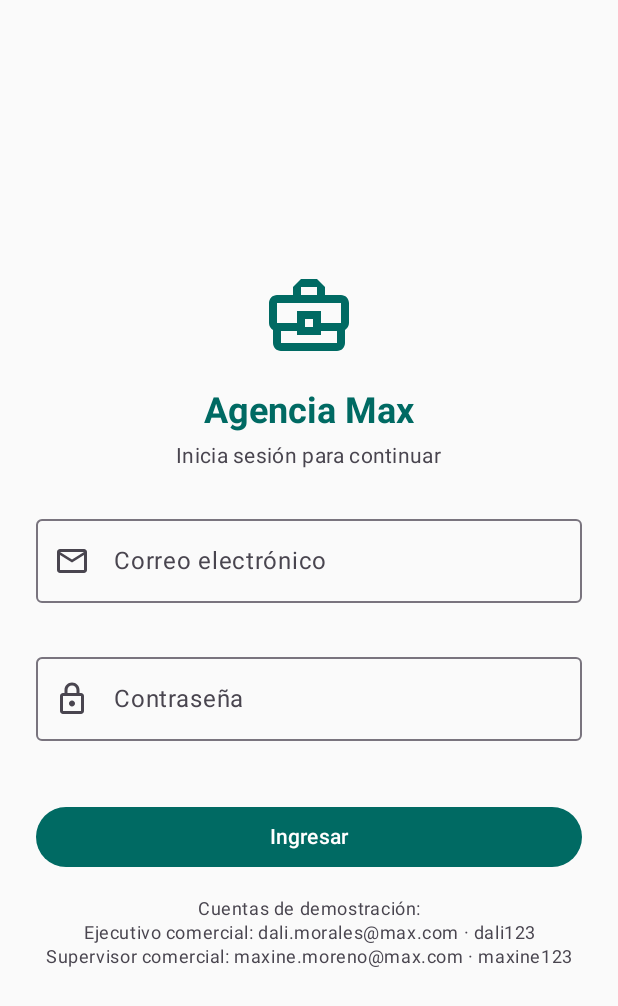
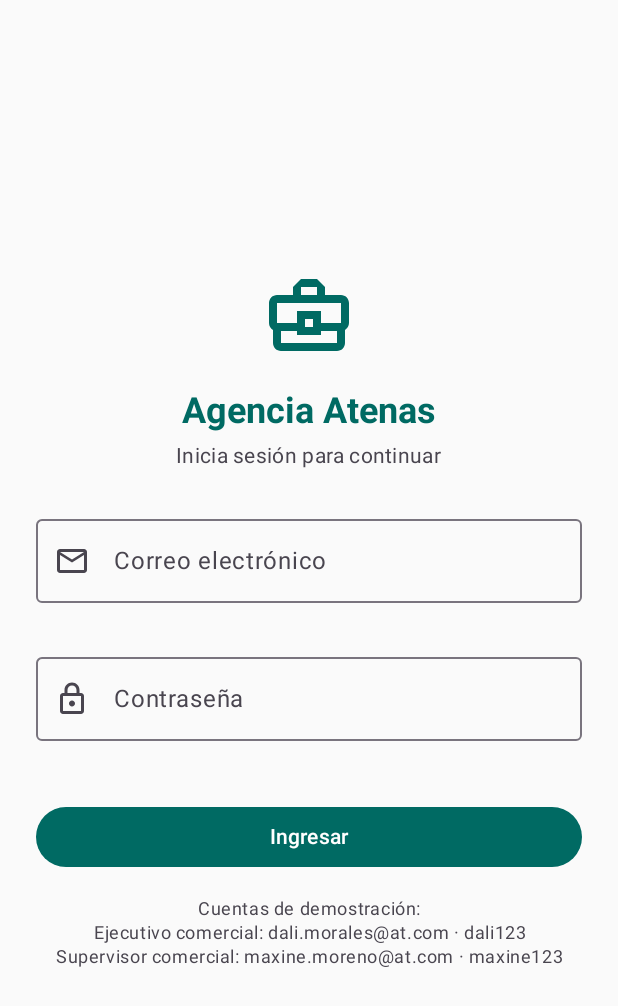
Before and after one commit to maxcheryl/Ev3-Desarrollo-Movil, an Android app built with Jetpack Compose: the screen it shows after launch (MainActivity), after a tap on "Ingresar a la app", on a phone screen of 412 x 824 dp. Shown: the top 1006 px of the screen. Run offline under Robolectric (Android 15) with nearby library versions, the phone set to English and light mode, and no system bars; our stand-ins replace Room's generated code; 1 statement that could not run was skipped.

Commit message:
Actualizacion credenciales

```diff
--- a/app/src/main/java/cl/duocuc/evaluacion2/data/local/AppDatabase.kt
+++ b/app/src/main/java/cl/duocuc/evaluacion2/data/local/AppDatabase.kt
@@ -24,7 +24,7 @@ import androidx.sqlite.db.SupportSQLiteDatabase
         EvidenciaEntity::class,
         ResultadoEntity::class
     ],
-    version = 4,
+    version = 5,
     exportSchema = false
 )
 abstract class AppDatabase : RoomDatabase() {
@@ -62,7 +62,12 @@ abstract class AppDatabase : RoomDatabase() {
                     AppDatabase::class.java,
                     "max.db"
                 )
-                    .addMigrations(MIGRATION_1_2, MIGRATION_2_3, MIGRATION_3_4)
+                    .addMigrations(
+                        MIGRATION_1_2,
+                        MIGRATION_2_3,
+                        MIGRATION_3_4,
+                        MIGRATION_4_5
+                    )
                     .addCallback(seedCallback)
                     .build()
                     .also { instance = it }
--- a/app/src/main/java/cl/duocuc/evaluacion2/data/local/DatabaseMigrations.kt
+++ b/app/src/main/java/cl/duocuc/evaluacion2/data/local/DatabaseMigrations.kt
@@ -195,3 +195,16 @@ val MIGRATION_3_4 = object : Migration(3, 4) {
         db.execSQL("ALTER TABLE resultados ADD COLUMN inscripciones INTEGER NOT NULL DEFAULT 0")
     }
 }
+
+val MIGRATION_4_5 = object : Migration(4, 5) {
+    override fun migrate(db: SupportSQLiteDatabase) {
+        db.execSQL(
+            "UPDATE usuarios SET correo = 'dali.morales@at.com' " +
+                "WHERE id = 1 AND correo = 'dali.morales@max.com'"
+        )
+        db.execSQL(
+            "UPDATE usuarios SET correo = 'maxine.moreno@at.com' " +
+                "WHERE id = 2 AND correo = 'maxine.moreno@max.com'"
+        )
+    }
+}
--- a/app/src/main/java/cl/duocuc/evaluacion2/data/local/DatabaseSeed.kt
+++ b/app/src/main/java/cl/duocuc/evaluacion2/data/local/DatabaseSeed.kt
@@ -7,12 +7,12 @@ object DatabaseSeed {
 
     const val USUARIO_DALI_ID = 1L
     const val USUARIO_DALI_NOMBRE = "Dalí Morales"
-    const val USUARIO_DALI_CORREO = "dali.morales@max.com"
+    const val USUARIO_DALI_CORREO = "dali.morales@at.com"
     const val USUARIO_DALI_CLAVE = "dali123"
 
     const val USUARIO_MAXINE_ID = 2L
     const val USUARIO_MAXINE_NOMBRE = "Maxine Moreno"
-    const val USUARIO_MAXINE_CORREO = "maxine.moreno@max.com"
+    const val USUARIO_MAXINE_CORREO = "maxine.moreno@at.com"
     const val USUARIO_MAXINE_CLAVE = "maxine123"
 
     fun insertarUsuarios(db: SupportSQLiteDatabase) {
--- a/app/src/main/java/cl/duocuc/evaluacion2/qr/QrMaxValidator.kt
+++ b/app/src/main/java/cl/duocuc/evaluacion2/qr/QrMaxValidator.kt
@@ -2,7 +2,7 @@ package cl.duocuc.evaluacion2.qr
 
 /**
  * Reglas de validación de los códigos QR de la aplicación.
- * Un código QR es válido para Agencia Max únicamente si comienza
+ * Un código QR es válido para Agencia Atenas únicamente si comienza
  * con el prefijo «MAX:» seguido de un código identificador.
  * Ejemplo válido: MAX:OP-001
  */
--- a/app/src/main/java/cl/duocuc/evaluacion2/ui/screens/LoginScreen.kt
+++ b/app/src/main/java/cl/duocuc/evaluacion2/ui/screens/LoginScreen.kt
@@ -68,7 +68,7 @@ fun LoginScreen(
         Spacer(Modifier.height(16.dp))
 
         Text(
-            text = "Agencia Max",
+            text = "Agencia Atenas",
             style = MaterialTheme.typography.headlineSmall,
             fontWeight = FontWeight.Bold,
             color = MaterialTheme.colorScheme.primary
--- a/app/src/main/java/cl/duocuc/evaluacion2/ui/screens/PantallaInicialScreen.kt
+++ b/app/src/main/java/cl/duocuc/evaluacion2/ui/screens/PantallaInicialScreen.kt
@@ -22,7 +22,7 @@ import androidx.compose.ui.text.style.TextAlign
 import androidx.compose.ui.unit.dp
 
 /**
- * Pantalla inicial de la aplicación "Agencia Max".
+ * Pantalla inicial de la aplicación "Agencia Atenas".
  * Muestra la identidad visual del MVP de gestión de oportunidades
  * y activaciones corporativas.
  */
@@ -41,7 +41,7 @@ fun PantallaInicialScreen(
         // Logotipo de la agencia
         Icon(
             imageVector = Icons.Outlined.BusinessCenter,
-            contentDescription = "Logo de Agencia Max",
+            contentDescription = "Logo de Agencia Atenas",
             modifier = Modifier.size(96.dp),
             tint = MaterialTheme.colorScheme.primary
         )
@@ -50,7 +50,7 @@ fun PantallaInicialScreen(
 
         // Nombre de la aplicación
         Text(
-            text = "Agencia Max",
+            text = "Agencia Atenas",
             style = MaterialTheme.typography.headlineLarge,
             fontWeight = FontWeight.Bold,
             color = MaterialTheme.colorScheme.primary
--- a/app/src/main/java/cl/duocuc/evaluacion2/ui/theme/Color.kt
+++ b/app/src/main/java/cl/duocuc/evaluacion2/ui/theme/Color.kt
@@ -2,7 +2,7 @@ package cl.duocuc.evaluacion2.ui.theme
 
 import androidx.compose.ui.graphics.Color
 
-// Paleta corporativa "Agencia Max" (tonos teal/slate/amber)
+// Paleta corporativa "Agencia Atenas" (tonos teal/slate/amber)
 val MaxTealLight = Color(0xFF80D5CC)
 val MaxSlateLight = Color(0xFFB8CCC8)
 val MaxAmberLight = Color(0xFFFFB95C)
--- a/app/src/main/java/cl/duocuc/evaluacion2/ui/theme/Theme.kt
+++ b/app/src/main/java/cl/duocuc/evaluacion2/ui/theme/Theme.kt
@@ -23,7 +23,7 @@ private val LightColorScheme = lightColorScheme(
 )
 
 /**
- * Tema corporativa de Agencia Max.
+ * Tema corporativo de Agencia Atenas.
  * Se mantiene la paleta teal fija en claro y oscuro; no se usa
  * el color dinámico de Android 12 para preservar la identidad visual.
  */
--- a/app/src/main/java/cl/duocuc/evaluacion2/ui/viewmodels/QrViewModel.kt
+++ b/app/src/main/java/cl/duocuc/evaluacion2/ui/viewmodels/QrViewModel.kt
@@ -17,7 +17,7 @@ data class EscanearQrUiState(
 
 /**
  * ViewModel del escáner QR: valida el contenido detectado según las
- * reglas de Agencia Max y controla el ciclo escanear → resultado.
+ * reglas de Agencia Atenas y controla el ciclo escanear → resultado.
  */
 class QrViewModel : ViewModel() {
 
@@ -37,7 +37,7 @@ class QrViewModel : ViewModel() {
             mensaje = if (valido) {
                 null
             } else {
-                "El código QR escaneado no pertenece a Agencia Max."
+                "El código QR escaneado no pertenece a Agencia Atenas."
             }
         )
     }
--- a/app/src/main/res/values/strings.xml
+++ b/app/src/main/res/values/strings.xml
@@ -1,3 +1,3 @@
 <resources>
-    <string name="app_name">Agencia Max</string>
+    <string name="app_name">Agencia Atenas</string>
 </resources>
```
Also changed, not shown: 3 other files.
